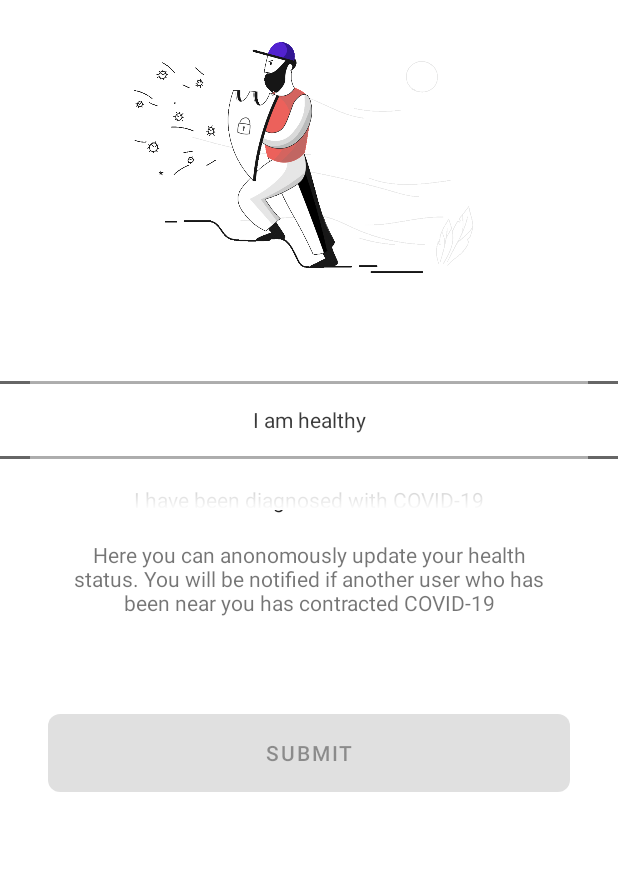
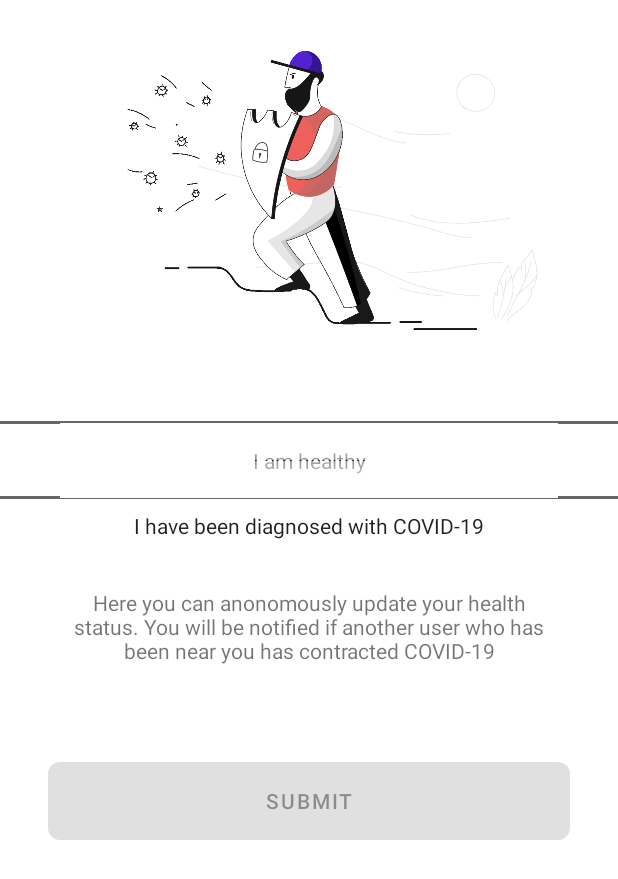
Before and after one commit to alexandrumeterez/covidtracer, an Android app: the LoggedInActivity screen opened directly, with no data from a screen before it, after a tap on "SUBMIT", on a phone screen of 412 x 824 dp. Shown: the top 879 px of the screen. Run offline under Robolectric (Android 15) with nearby library versions, the phone set to English and light mode, and no system bars; our stand-ins replace Firebase (no records; nobody signed in at launch, a user with empty details on screens opened directly).

Commit message:
Update UI of logged in activity

```diff
--- a/app/src/main/java/com/hackathon/covidtracer/LoggedInActivity.java
+++ b/app/src/main/java/com/hackathon/covidtracer/LoggedInActivity.java
@@ -11,9 +11,12 @@ import android.view.View;
 import android.widget.Button;
 import android.widget.NumberPicker;
 import android.widget.ProgressBar;
+import android.widget.TextView;
 import android.widget.Toast;
 
 import com.hackathon.covidtracer.dbhelpers.FirebaseDatabaseHelper;
+
+import org.w3c.dom.Text;
 
 public class LoggedInActivity extends AppCompatActivity {
     private String TAG = "LoggedInActivity";
@@ -22,6 +25,7 @@ public class LoggedInActivity extends AppCompatActivity {
     private NumberPicker picker;
     private Button button;
     private ProgressBar progressBar;
+    private TextView textTracking;
 
     @Override
     protected void onCreate(Bundle savedInstanceState) {
@@ -31,6 +35,7 @@ public class LoggedInActivity extends AppCompatActivity {
         picker = findViewById(R.id.pickerHealthStatus);
         button = findViewById(R.id.btnUpdateHealthStatus);
         progressBar = findViewById(R.id.progressBar);
+        textTracking = findViewById(R.id.textTracking);
         picker.setMinValue(0);
         picker.setMaxValue(statuses.length - 1);
         picker.setDisplayedValues(statusDescription);
@@ -74,6 +79,7 @@ public class LoggedInActivity extends AppCompatActivity {
             @Override
             public void onClick(View v) {
                 progressBar.setVisibility(View.VISIBLE);
+                textTracking.setVisibility(View.GONE);
                 FirebaseDatabaseHelper.getInstance().updateUserStatus(strUserUID, statuses[picker.getValue()], new FirebaseDatabaseHelper.DataStatus() {
                     @Override
                     public void Success() {
@@ -82,13 +88,15 @@ public class LoggedInActivity extends AppCompatActivity {
                         editor.putString(getString(R.string.status), statuses[picker.getValue()]);
                         editor.commit();
                         button.setEnabled(false);
-                        progressBar.setVisibility(View.INVISIBLE);
+                        progressBar.setVisibility(View.GONE);
+                        textTracking.setVisibility(View.VISIBLE);
                     }
 
                     @Override
                     public void Fail() {
                         Toast.makeText(LoggedInActivity.this, "Failed to update status", Toast.LENGTH_LONG).show();
-                        progressBar.setVisibility(View.INVISIBLE);
+                        progressBar.setVisibility(View.GONE);
+                        textTracking.setVisibility(View.VISIBLE);
                     }
                 });
             }
--- a/app/src/main/res/layout/activity_logged_in.xml
+++ b/app/src/main/res/layout/activity_logged_in.xml
@@ -15,24 +15,35 @@
         <pl.droidsonroids.gif.GifImageView
             android:id="@+id/gifImageView"
             android:layout_width="match_parent"
-            android:layout_height="200dp"
+            android:layout_height="242dp"
+            android:layout_marginLeft="40dp"
             android:scaleType="centerInside"
             android:src="@drawable/security" />
 
         <NumberPicker
             android:id="@+id/pickerHealthStatus"
+            android:descendantFocusability="blocksDescendants"
             android:layout_width="match_parent"
-            android:layout_height="160dp"
+            android:layout_height="130dp"
             android:layout_weight="1"
-            android:padding="20dp"
+            android:padding="40dp"
 
             />
+
+        <ProgressBar
+            android:id="@+id/progressBar"
+            android:layout_width="wrap_content"
+            android:layout_height="94dp"
+            android:layout_gravity="center"
+            android:indeterminate="true"
+            android:visibility="gone" />
 
         <TextView
             android:id="@+id/textTracking"
             android:layout_width="match_parent"
             android:layout_height="78dp"
             android:layout_marginLeft="40dp"
+            android:layout_marginTop="20dp"
             android:layout_marginRight="40dp"
             android:layout_weight="1"
             android:gravity="center_horizontal"
@@ -53,13 +64,6 @@
                 android:text="Submit"
                 app:cornerRadius="8dp" />
 
-            <ProgressBar
-                android:id="@+id/progressBar"
-                android:layout_width="wrap_content"
-                android:layout_height="wrap_content"
-                android:layout_gravity="center"
-                android:indeterminate="true"
-                android:visibility="invisible" />
         </LinearLayout>
     </LinearLayout>
 </ScrollView>
```
